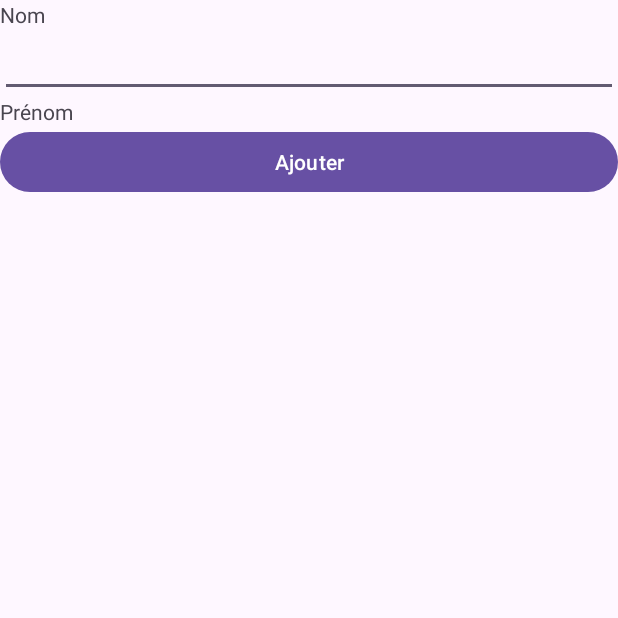
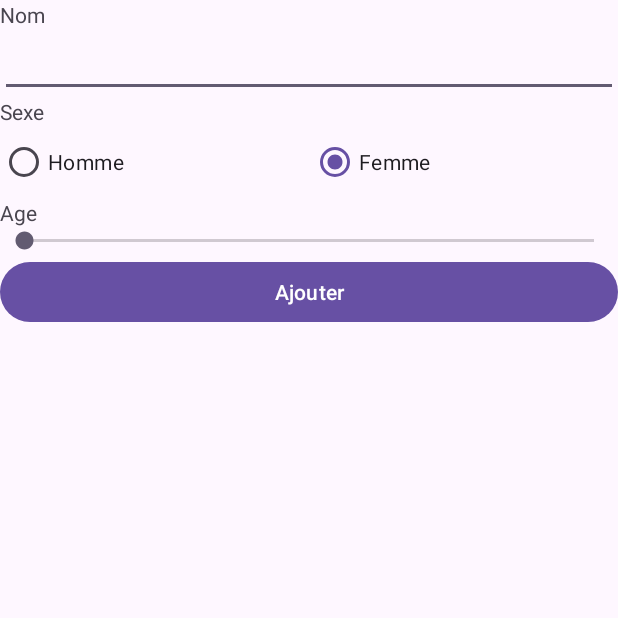
Before and after one commit to cyrildumont/GestionClientMIN1, an Android app: the screen it shows after launch (AddClientActivity), on a phone screen of 412 x 824 dp, the top half of it. Run offline under Robolectric (Android 15) with nearby library versions, the phone set to English and light mode, and no system bars.

Commit message:
FIn du TP1 sans le niveau

```diff
--- a/app/src/main/java/fr/epf/min2/gc/AddClientActivity.kt
+++ b/app/src/main/java/fr/epf/min2/gc/AddClientActivity.kt
@@ -4,19 +4,52 @@ import android.os.Bundle
 import android.util.Log
 import android.widget.Button
 import android.widget.EditText
+import android.widget.RadioGroup
+import android.widget.SeekBar
+import android.widget.SeekBar.OnSeekBarChangeListener
+import android.widget.TextView
+import android.widget.Toast
 import androidx.appcompat.app.AppCompatActivity
 
+private const val TAG = "AddClientActivity"
+
 class AddClientActivity : AppCompatActivity() {
+
     override fun onCreate(savedInstanceState: Bundle?) {
         super.onCreate(savedInstanceState)
         setContentView(R.layout.activity_add_client)
 
         val lastNameEdittext = findViewById<EditText>(R.id.client_last_name_edittext)
         val button = findViewById<Button>(R.id.add_client_button)
+        val genderRadiogroup = findViewById<RadioGroup>(R.id.client_gender_radiogroup)
+        genderRadiogroup.check(R.id.client_gender_woman_radiobutton)
+
+        val ageSeekbar = findViewById<SeekBar>(R.id.client_age_seekbar)
+        val ageTextview = findViewById<TextView>(R.id.client_age_textview)
+
+        ageSeekbar.setOnSeekBarChangeListener(object : OnSeekBarChangeListener{
+            override fun onProgressChanged(seekbar: SeekBar?, progress: Int, p2: Boolean) {
+                ageTextview.text = progress.toString()
+            }
+
+            override fun onStartTrackingTouch(p0: SeekBar?) = Unit
+            override fun onStopTrackingTouch(p0: SeekBar?) = Unit
+        })
 
         button.setOnClickListener {
-            Log.d("EPF","Nom : ${lastNameEdittext.text}")
+            Log.d("EPF", "Nom : ${lastNameEdittext.text}")
+            val gender =
+                if (genderRadiogroup.checkedRadioButtonId == R.id.client_gender_woman_radiobutton) {
+                    "F"
+                } else {
+                    "H"
+                }
+            Log.d(TAG, "genre: ${gender}")
+            Toast.makeText(this,R.string.add_client_message,Toast.LENGTH_LONG).show()
         }
 
+        button.setOnClickListener{
+            Log.d(TAG, "onCreate: ")
+        }
     }
 }
--- a/app/src/main/res/layout/activity_add_client.xml
+++ b/app/src/main/res/layout/activity_add_client.xml
@@ -22,8 +22,53 @@
     <TextView
         android:layout_width="wrap_content"
         android:layout_height="wrap_content"
-        android:text="@string/client_first_name_label"
+        android:text="@string/client_gender"
         />
+
+    <RadioGroup
+        android:id="@+id/client_gender_radiogroup"
+        android:layout_width="match_parent"
+        android:layout_height="wrap_content"
+        android:orientation="horizontal">
+
+        <RadioButton
+            android:layout_weight="1"
+            android:id="@+id/client_gender_man_radiobutton"
+            android:text="Homme"
+            android:layout_width="wrap_content"
+            android:layout_height="wrap_content">
+        </RadioButton>
+        <RadioButton
+            android:layout_weight="1"
+            android:id="@+id/client_gender_woman_radiobutton"
+            android:text="Femme"
+            android:layout_width="wrap_content"
+            android:layout_height="wrap_content">
+        </RadioButton>
+    </RadioGroup>
+
+    <TextView
+        android:layout_width="wrap_content"
+        android:layout_height="wrap_content"
+        android:text="Age" />
+
+    <LinearLayout
+        android:layout_width="match_parent"
+        android:layout_height="wrap_content">
+
+        <TextView
+            android:id="@+id/client_age_textview"
+            tools:text="34"
+            android:layout_width="wrap_content"
+            android:layout_height="wrap_content" />
+
+        <SeekBar
+            android:id="@+id/client_age_seekbar"
+            tools:progress="48"
+            android:layout_width="match_parent"
+            android:layout_height="wrap_content" />
+
+    </LinearLayout>
 
     <Button
         android:id="@+id/add_client_button"
--- a/app/src/main/res/values/strings.xml
+++ b/app/src/main/res/values/strings.xml
@@ -3,5 +3,6 @@
     <string name="client_last_name_label">Nom</string>
     <string name="client_first_name_label">Prénom</string>
     <string name="add_client">Ajouter</string>
-
+    <string name="client_gender">Sexe</string>
+    <string name="add_client_message">Client ajouté !</string>
 </resources>
```
